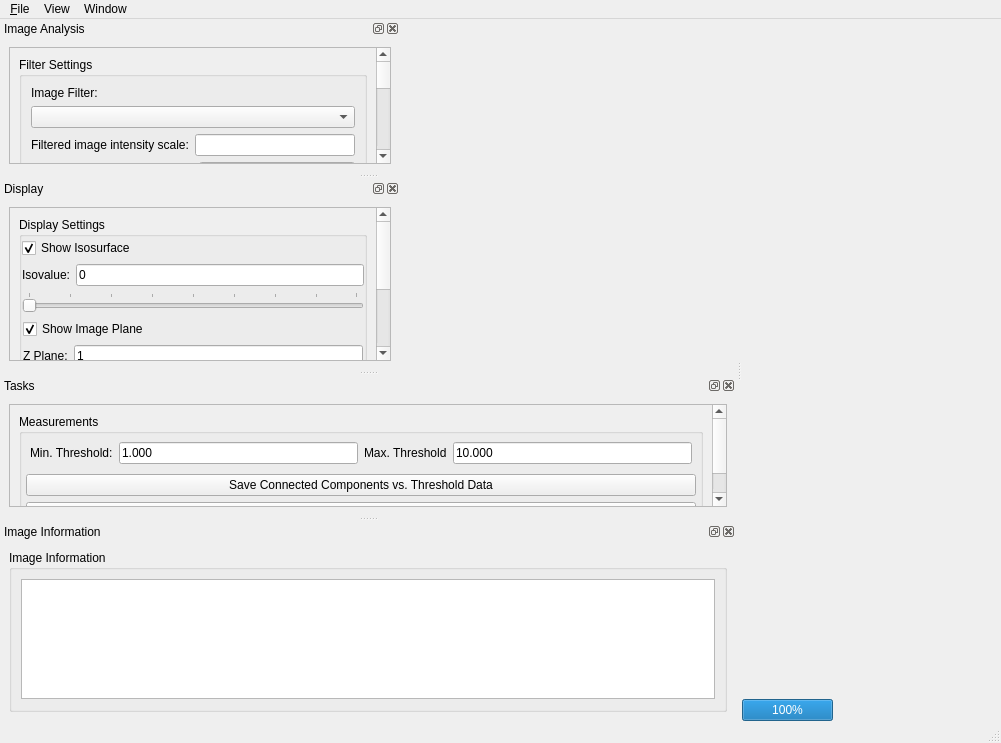
The window that apps/FibrinAnalysis/FibrinAnalysis.ui (CISMM/NetworkExtractor) describes before a commit, drawn with Qt 5.
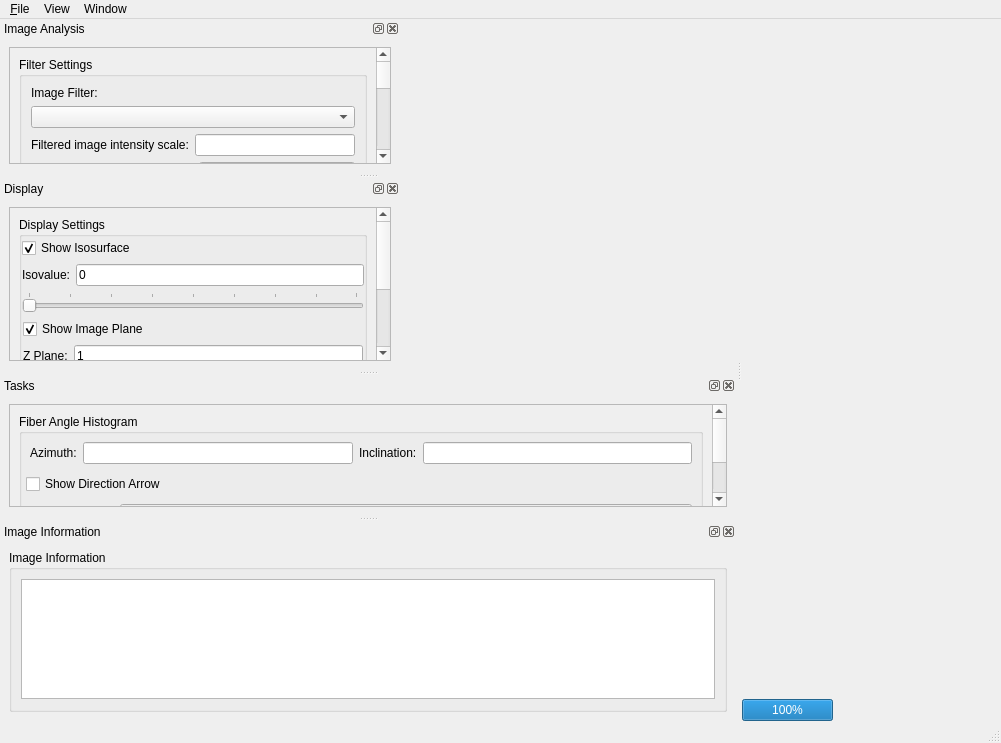
The same window after the commit. Custom widgets are drawn as their Qt base class.

Patch:
```diff
--- a/apps/FibrinAnalysis/FibrinAnalysis.ui
+++ b/apps/FibrinAnalysis/FibrinAnalysis.ui
@@ -949,6 +949,9 @@
     <layout class="QVBoxLayout" name="verticalLayout_10">
      <item>
       <widget class="QScrollArea" name="scrollArea_3">
+       <property name="enabled">
+        <bool>true</bool>
+       </property>
        <property name="widgetResizable">
         <bool>true</bool>
        </property>
@@ -956,9 +959,9 @@
         <property name="geometry">
          <rect>
           <x>0</x>
-          <y>0</y>
-          <width>377</width>
-          <height>157</height>
+          <y>-40</y>
+          <width>357</width>
+          <height>187</height>
          </rect>
         </property>
         <layout class="QVBoxLayout" name="verticalLayout_11">
@@ -971,7 +974,7 @@
             </sizepolicy>
            </property>
            <property name="title">
-            <string>Measurements</string>
+            <string>Fiber Angle Histogram</string>
            </property>
            <layout class="QVBoxLayout" name="verticalLayout">
             <property name="margin">
@@ -986,28 +989,53 @@
                <item>
                 <widget class="QLabel" name="minThresholdLabel">
                  <property name="text">
-                  <string>Min. Threshold:</string>
+                  <string>Azimuth:</string>
                  </property>
                 </widget>
                </item>
                <item>
-                <widget class="QLineEdit" name="minThresholdEdit">
+                <widget class="QLineEdit" name="azimuthEdit"/>
+               </item>
+               <item>
+                <widget class="QLabel" name="inclinationLabel">
                  <property name="text">
-                  <string>1.000</string>
+                  <string>Inclination:</string>
                  </property>
                 </widget>
                </item>
                <item>
-                <widget class="QLabel" name="maxThresholdLabel">
+                <widget class="QLineEdit" name="inclinationEdit"/>
+               </item>
+              </layout>
+             </widget>
+            </item>
+            <item>
+             <widget class="QCheckBox" name="showDirectionArrowCheckBox">
+              <property name="text">
+               <string>Show Direction Arrow</string>
+              </property>
+              <property name="checked">
+               <bool>false</bool>
+              </property>
+             </widget>
+            </item>
+            <item>
+             <widget class="QWidget" name="widget_5" native="true">
+              <layout class="QHBoxLayout" name="horizontalLayout_7">
+               <property name="margin">
+                <number>4</number>
+               </property>
+               <item>
+                <widget class="QLabel" name="histogramBinsLabel">
                  <property name="text">
-                  <string>Max. Threshold</string>
+                  <string>Histogram bins:</string>
                  </property>
                 </widget>
                </item>
                <item>
-                <widget class="QLineEdit" name="maxThresholdEdit">
+                <widget class="QLineEdit" name="histogramBinsEdit">
                  <property name="text">
-                  <string>10.000</string>
+                  <string>10</string>
                  </property>
                 </widget>
                </item>
@@ -1017,14 +1045,7 @@
             <item>
              <widget class="QPushButton" name="saveConnectedComponentsData">
               <property name="text">
-               <string>Save Connected Components vs. Threshold Data</string>
-              </property>
-             </widget>
-            </item>
-            <item>
-             <widget class="QPushButton" name="saveVolumeFractionEstimateData">
-              <property name="text">
-               <string>Save Volume Fraction Estimate vs. Z Data</string>
+               <string>Save Angle Histogram</string>
               </property>
              </widget>
             </item>
```
Left out of the diff: 6 changed lines with no effect on the pictures.
